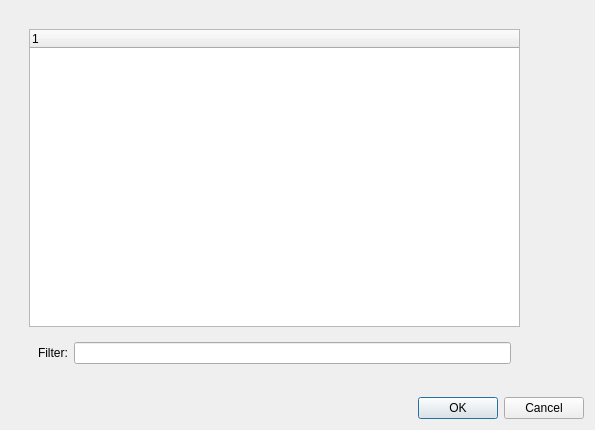
Before: the Qt Designer form partselection.ui in libresilicon/qtflow, drawn with Qt 5.
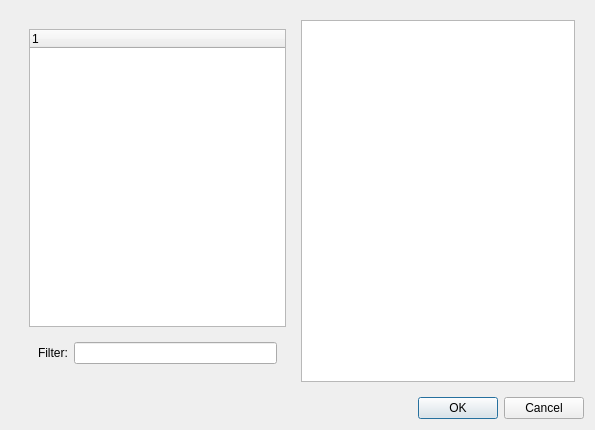
After: the same form once the commit is applied.

Commit message: working on schematics parts selection

Patch:
```diff
--- a/partselection.ui
+++ b/partselection.ui
@@ -49,14 +49,7 @@
        </widget>
       </item>
       <item>
-       <widget class="QWidget" name="shape" native="true">
-        <property name="minimumSize">
-         <size>
-          <width>40</width>
-          <height>40</height>
-         </size>
-        </property>
-       </widget>
+       <widget class="QGraphicsView" name="partPreview"/>
       </item>
      </layout>
     </widget>
```
The commit also changes 8 other files.
